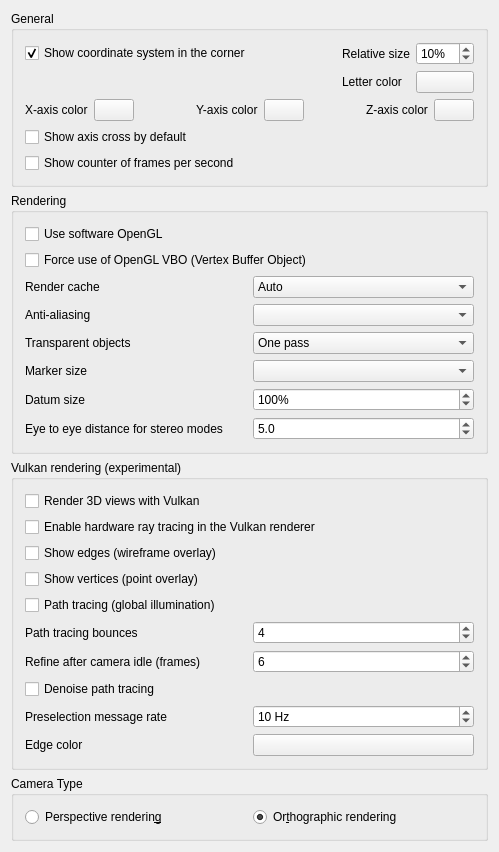
Before: the Qt Designer form src/Gui/PreferencePages/DlgSettings3DView.ui in brianmk/FreeCAD-vulkan, drawn with Qt 5.
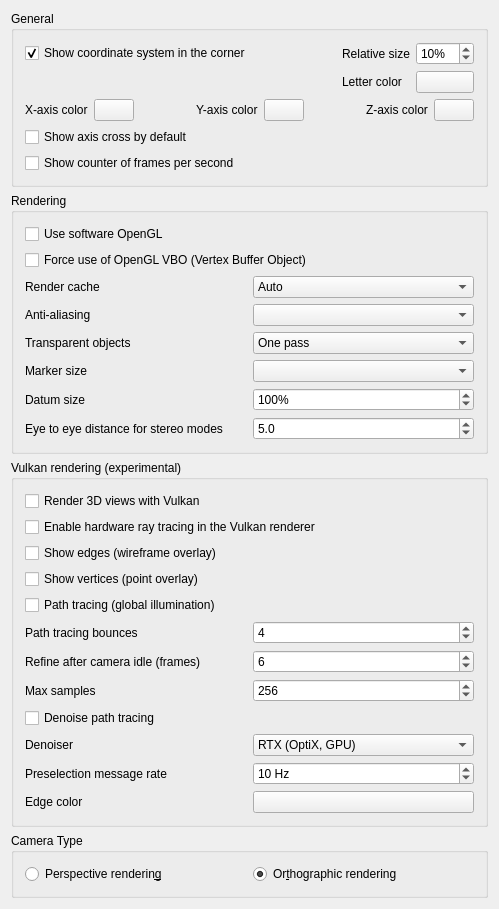
After: the same form once the commit is applied. Custom widgets are drawn as their Qt base class.

Commit message: vulkan: expose denoiser dropdown and max-samples in 3D View preferences

Diff of the .ui file:
```diff
--- a/src/Gui/PreferencePages/DlgSettings3DView.ui
+++ b/src/Gui/PreferencePages/DlgSettings3DView.ui
@@ -693,6 +693,42 @@
          </item>
         </layout>
        </item>
+       <item>
+        <layout class="QHBoxLayout" name="horizontalLayoutVulkanMaxSamples">
+         <item>
+          <widget class="QLabel" name="labelVulkanMaxSamples">
+           <property name="text">
+            <string>Max samples</string>
+           </property>
+           <property name="toolTip">
+            <string>Accumulated samples at which the progressive render auto-stops (1-4096, default 256).  Higher values converge further before stopping, at the cost of longer renders.</string>
+           </property>
+          </widget>
+         </item>
+         <item>
+          <widget class="Gui::PrefSpinBox" name="SpinBox_VulkanMaxSamples">
+           <property name="toolTip">
+            <string>Accumulated samples at which the progressive render auto-stops (1-4096, default 256).  Higher values converge further before stopping, at the cost of longer renders.</string>
+           </property>
+           <property name="minimum">
+            <number>1</number>
+           </property>
+           <property name="maximum">
+            <number>4096</number>
+           </property>
+           <property name="value">
+            <number>256</number>
+           </property>
+           <property name="prefEntry" stdset="0">
+            <cstring>VulkanPathTracingMaxSamples</cstring>
+           </property>
+           <property name="prefPath" stdset="0">
+            <cstring>View</cstring>
+           </property>
+          </widget>
+         </item>
+        </layout>
+       </item>
        <item>
         <widget class="Gui::PrefCheckBox" name="CheckBox_VulkanDenoise">
          <property name="text">
@@ -709,6 +745,50 @@
          </property>
         </widget>
        </item>
+       <item>
+        <layout class="QHBoxLayout" name="horizontalLayoutVulkanDenoiser">
+         <item>
+          <widget class="QLabel" name="labelVulkanDenoiser">
+           <property name="text">
+            <string>Denoiser</string>
+           </property>
+           <property name="toolTip">
+            <string>Which machine-learning denoiser cleans the path-traced frames.  RTX (OptiX) runs on the GPU and is the fastest; OIDN runs on the CPU; FSR is only available in a build with the AMD FFX SDK.  None disables denoising and shows the raw accumulated radiance.</string>
+           </property>
+          </widget>
+         </item>
+         <item>
+          <widget class="Gui::PrefComboBox" name="ComboBox_VulkanDenoiser">
+           <property name="prefEntry" stdset="0">
+            <cstring>VulkanPathTracingDenoiser</cstring>
+           </property>
+           <property name="prefPath" stdset="0">
+            <cstring>View</cstring>
+           </property>
+           <item>
+            <property name="text">
+             <string>RTX (OptiX, GPU)</string>
+            </property>
+           </item>
+           <item>
+            <property name="text">
+             <string>OIDN (CPU)</string>
+            </property>
+           </item>
+           <item>
+            <property name="text">
+             <string>FSR (AMD FFX)</string>
+            </property>
+           </item>
+           <item>
+            <property name="text">
+             <string>None</string>
+            </property>
+           </item>
+          </widget>
+         </item>
+        </layout>
+       </item>
        <item>
         <layout class="QHBoxLayout" name="horizontalLayoutPreselMsg">
         <item>
```
The commit also changes 7 other files.
